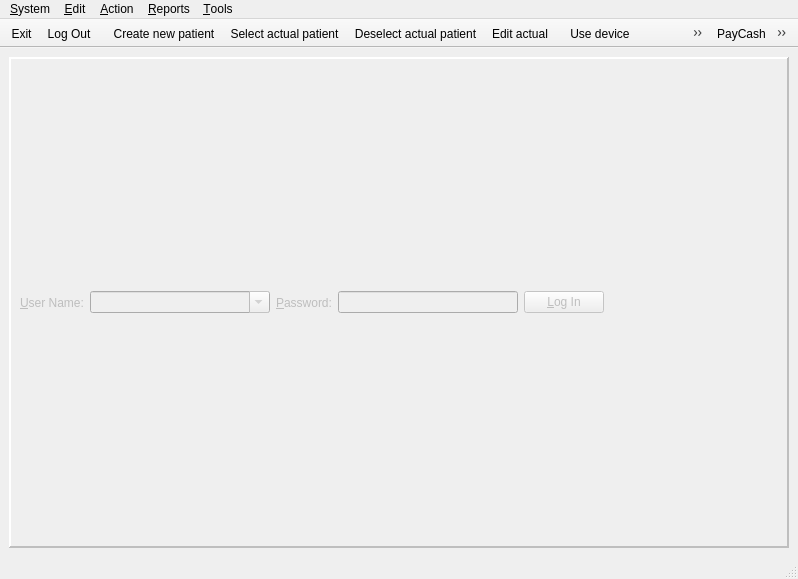
Old version of the form client/wndmain.ui in the repository tbikfalvi/Belenus.
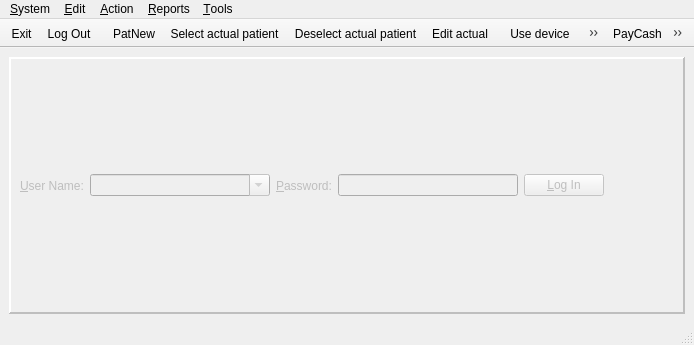
New version of the form. Icons and pictures are not drawn.

```diff
--- a/client/wndmain.ui
+++ b/client/wndmain.ui
@@ -6,8 +6,8 @@
    <rect>
     <x>0</x>
     <y>0</y>
-    <width>798</width>
-    <height>579</height>
+    <width>694</width>
+    <height>345</height>
    </rect>
   </property>
   <property name="windowTitle">
@@ -118,7 +118,7 @@
     <rect>
      <x>0</x>
      <y>0</y>
-     <width>798</width>
+     <width>694</width>
      <height>21</height>
     </rect>
    </property>
@@ -349,6 +349,7 @@
    </attribute>
    <addaction name="action_PayCash"/>
    <addaction name="action_PatientCardSell"/>
+   <addaction name="action_PatientCardAssign"/>
    <addaction name="action_SellProduct"/>
    <addaction name="separator"/>
    <addaction name="action_CassaActionStorno"/>
@@ -447,6 +448,9 @@
    <property name="text">
     <string>Create new patient ...</string>
    </property>
+   <property name="iconText">
+    <string>PatNew</string>
+   </property>
    <property name="toolTip">
     <string>Create new patient</string>
    </property>
@@ -726,6 +730,11 @@
     <string>Application information</string>
    </property>
   </action>
+  <action name="action_PatientCardAssign">
+   <property name="text">
+    <string>Assign patientcards</string>
+   </property>
+  </action>
  </widget>
  <tabstops>
   <tabstop>cmbName</tabstop>
```
Left out of the diff: 1 changed line with no effect on the pictures.
